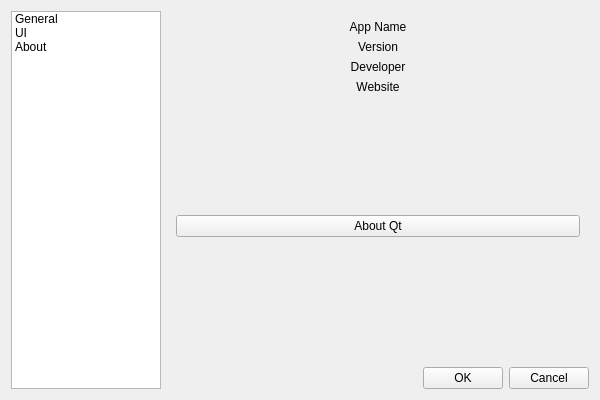
First picture: the form in src/Settings.ui, repository silo0074/Movero, before the edit.
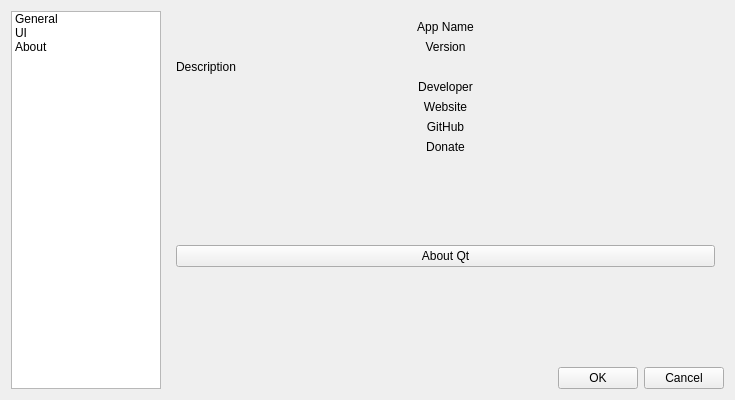
Second picture: the form after the edit. The open tabs and pages were chosen to show the change.

```diff
--- a/src/Settings.ui
+++ b/src/Settings.ui
@@ -6,7 +6,7 @@
    <rect>
     <x>0</x>
     <y>0</y>
-    <width>600</width>
+    <width>735</width>
     <height>400</height>
    </rect>
   </property>
@@ -187,6 +187,31 @@
            <property name="alignment">
             <set>Qt::AlignmentFlag::AlignCenter</set>
            </property>
+           <property name="textInteractionFlags">
+            <set>Qt::TextInteractionFlag::LinksAccessibleByMouse|Qt::TextInteractionFlag::TextSelectableByMouse</set>
+           </property>
+          </widget>
+         </item>
+         <item>
+          <widget class="QLabel" name="lblDescription">
+           <property name="sizePolicy">
+            <sizepolicy hsizetype="Minimum" vsizetype="Minimum">
+             <horstretch>0</horstretch>
+             <verstretch>0</verstretch>
+            </sizepolicy>
+           </property>
+           <property name="text">
+            <string>Description</string>
+           </property>
+           <property name="wordWrap">
+            <bool>true</bool>
+           </property>
+           <property name="margin">
+            <number>20</number>
+           </property>
+           <property name="textInteractionFlags">
+            <set>Qt::TextInteractionFlag::LinksAccessibleByMouse|Qt::TextInteractionFlag::TextSelectableByMouse</set>
+           </property>
           </widget>
          </item>
          <item>
@@ -210,6 +235,32 @@
            <property name="openExternalLinks">
             <bool>true</bool>
            </property>
+           <property name="textInteractionFlags">
+            <set>Qt::TextInteractionFlag::LinksAccessibleByMouse|Qt::TextInteractionFlag::TextSelectableByMouse</set>
+           </property>
+          </widget>
+         </item>
+         <item>
+          <widget class="QLabel" name="lblGithub">
+           <property name="text">
+            <string>GitHub</string>
+           </property>
+           <property name="alignment">
+            <set>Qt::AlignmentFlag::AlignCenter</set>
+           </property>
+           <property name="textInteractionFlags">
+            <set>Qt::TextInteractionFlag::LinksAccessibleByMouse|Qt::TextInteractionFlag::TextSelectableByMouse</set>
+           </property>
+          </widget>
+         </item>
+         <item>
+          <widget class="QLabel" name="lblDonate">
+           <property name="text">
+            <string>Donate</string>
+           </property>
+           <property name="alignment">
+            <set>Qt::AlignmentFlag::AlignCenter</set>
+           </property>
           </widget>
          </item>
          <item>
```
Left out of the diff: 28 changed lines with no effect on the pictures.
